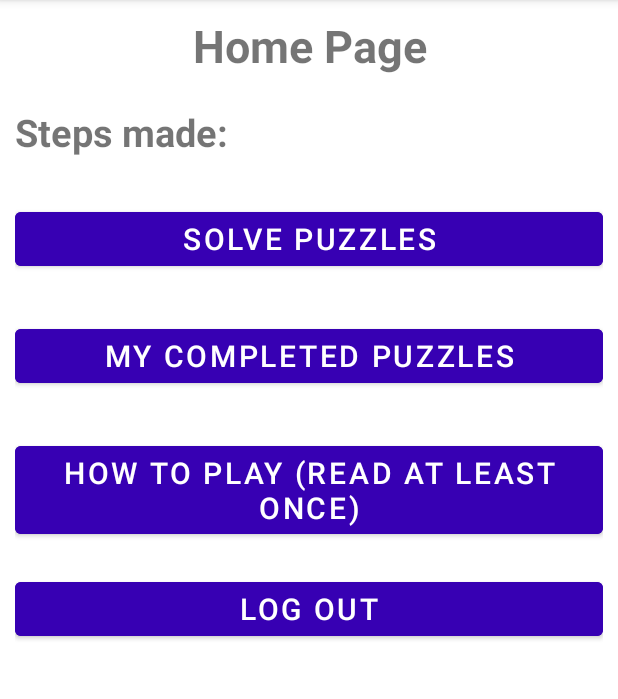
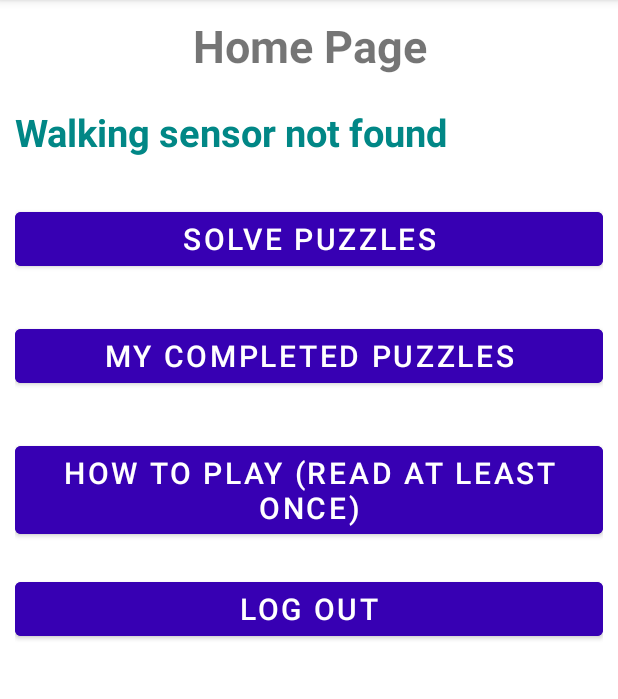
Before and after one commit to amccaughan900/Dissertation1.2, an Android app: the HomeActivity screen opened directly, with no data from a screen before it, on a phone screen of 412 x 824 dp, the part 84-783 px from its top. Run offline under Robolectric (Android 15) with nearby library versions, the phone set to English and light mode, and no system bars.

Commit message:
Dissertation App 1.9 - Integrating a pedometer -Added textview to display user steps as it increases -Imported Sensor packages to aid in development. Android deesigned -Attached a variable stepCounter to the sensor to contain steps -Return error message if user does not have correct device that sensor cannot operate on the device -Produce a method that will reward the user for walking a certain amount of steps. -Currently, on pause, the sensor shuts off. Ideally users can have the app sleeping and still track user steps although, it can be hard on battery. -On resume, the sensor starts up.

```diff
--- a/app/src/main/java/com/example/dissertation12/HomeActivity.java
+++ b/app/src/main/java/com/example/dissertation12/HomeActivity.java
@@ -7,17 +7,27 @@ import android.content.Context;
 import android.content.DialogInterface;
 import android.content.Intent;
 import android.content.SharedPreferences;
+import android.hardware.Sensor;
+import android.hardware.SensorEvent;
+import android.hardware.SensorEventListener;
+import android.hardware.SensorManager;
 import android.os.Bundle;
 import android.preference.PreferenceManager;
 import android.view.View;
+import android.view.WindowManager;
 import android.widget.Button;
 import android.widget.TextView;
+import android.widget.Toast;
 
-public class HomeActivity extends AppCompatActivity
+public class HomeActivity extends AppCompatActivity implements SensorEventListener
 {
 
     Button solvePuzzles, completePuzzles, howToPlay, logout;
-    TextView userID, sp;
+    TextView textViewStepCounter, textViewStepDetector;
+    private SensorManager sensorManager;
+    private Sensor mStepCounter;
+    private boolean isCounterSensorPresent;
+    int stepCount = 0;
 
     @Override
     protected void onCreate(Bundle savedInstanceState)
@@ -25,10 +35,26 @@ public class HomeActivity extends AppCompatActivity
         super.onCreate(savedInstanceState);
         setContentView(R.layout.activity_home);
 
+        getWindow().addFlags(WindowManager.LayoutParams.FLAG_KEEP_SCREEN_ON);
+        textViewStepCounter = findViewById(R.id.textViewStepCounter);
+
         solvePuzzles = (Button) findViewById(R.id.btnsolvepuzzles);
         completePuzzles = (Button) findViewById(R.id.btncompletedpuzzles);
         howToPlay = (Button) findViewById(R.id.btnhowtoplay);
         logout = (Button) findViewById(R.id.btnlogout);
+
+        sensorManager = (SensorManager) getSystemService(SENSOR_SERVICE);
+
+        if (sensorManager.getDefaultSensor(Sensor.TYPE_STEP_COUNTER)!=null)
+        {
+            mStepCounter = sensorManager.getDefaultSensor(Sensor.TYPE_STEP_COUNTER);
+            isCounterSensorPresent = true;
+        }
+        else
+        {
+            textViewStepCounter.setText("Walking sensor not found");
+            isCounterSensorPresent = false;
+        }
 
         solvePuzzles.setOnClickListener(new View.OnClickListener()
         {
@@ -95,4 +121,57 @@ public class HomeActivity extends AppCompatActivity
             }
         });
     }
+
+    @Override
+    public void onSensorChanged(SensorEvent sensorEvent) {
+        if (sensorEvent.sensor == mStepCounter)
+        {
+            stepCount = (int) sensorEvent.values[0];
+            //String steps = String.valueOf(event.values[0]);
+            textViewStepCounter.setText("Steps walked: " + String.valueOf(stepCount));
+            if (stepCount % 100 == 0)
+            {
+                AlertDialog alertDialog = new AlertDialog.Builder(HomeActivity.this).create();
+                alertDialog.setTitle("Congratulations!");
+                alertDialog.setMessage("By walking " + stepCount + " steps, you have earned a hint coin");
+
+                alertDialog.setButton(AlertDialog.BUTTON_NEUTRAL, "Continue",
+                        new DialogInterface.OnClickListener()
+                        {
+                            @Override
+                            public void onClick(DialogInterface dialog, int i)
+                            {
+                                dialog.dismiss();
+                            }
+                        });
+
+                alertDialog.show();
+            }
+        }
+    }
+
+    @Override
+    public void onAccuracyChanged(Sensor sensor, int i) {
+
+    }
+
+    @Override
+    protected void onPause()
+    {
+        super.onPause();
+        if (sensorManager.getDefaultSensor(Sensor.TYPE_STEP_COUNTER) !=null)
+        {
+            sensorManager.unregisterListener(this, mStepCounter);
+        }
+    }
+
+    @Override
+    protected void onResume()
+    {
+        super.onResume();
+        if (sensorManager.getDefaultSensor(Sensor.TYPE_STEP_COUNTER) !=null)
+        {
+            sensorManager.registerListener(this, mStepCounter, SensorManager.SENSOR_DELAY_NORMAL);
+        }
+    }
 }
--- a/app/src/main/res/layout/activity_home.xml
+++ b/app/src/main/res/layout/activity_home.xml
@@ -25,14 +25,17 @@
         android:textSize="30dp" />
 
             <TextView
-                android:id="@+id/textviewsteps"
-                android:layout_width="match_parent"
+                android:id="@+id/textViewStepCounter"
+                android:layout_width="wrap_content"
                 android:layout_height="wrap_content"
-                android:text="Steps made: "
-                android:textStyle="bold"
+                android:layout_below="@+id/textviewTitle"
+                android:layout_marginTop="20dp"
+                android:text="Steps walked: "
+                android:textColor="@color/teal_700"
                 android:textSize="25dp"
-                android:layout_marginTop="20dp"
-                android:layout_below="@+id/textviewTitle"/>
+                android:textStyle="bold" />
+
+
 
     <Button
         android:id="@+id/btnsolvepuzzles"
@@ -43,7 +46,7 @@
         android:textColor="@color/white"
         android:backgroundTint="@color/purple_700"
         android:layout_marginTop="30dp"
-        android:layout_below="@+id/textviewsteps"/>
+        android:layout_below="@+id/textViewStepCounter"/>
 
     <Button
         android:id="@+id/btncompletedpuzzles"
@@ -71,12 +74,12 @@
                 android:id="@+id/btnlogout"
                 android:layout_width="match_parent"
                 android:layout_height="wrap_content"
+                android:layout_below="@+id/btnhowtoplay"
+                android:layout_marginTop="20dp"
                 android:backgroundTint="@color/purple_700"
                 android:text="Log out"
-        android:textSize="20dp"
                 android:textColor="@color/white"
-        android:layout_marginTop="20dp"
-        android:layout_below="@+id/btnhowtoplay"/>
+                android:textSize="20dp" />
 
         </RelativeLayout>
 
```
Also changed, not shown: app/src/main/java/com/example/dissertation12/MainActivity.java (+4 -4 lines). Lines whose indentation alone changed are shown as unchanged.
